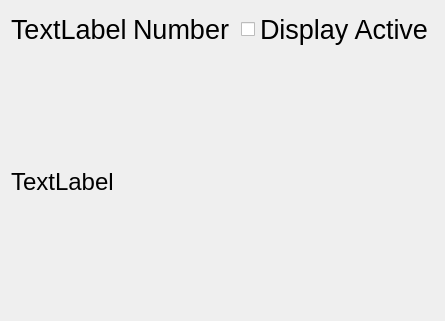
This is userwindow.ui in nandra/songPresentation as Qt 5 draws it before an edit. The edited form follows.
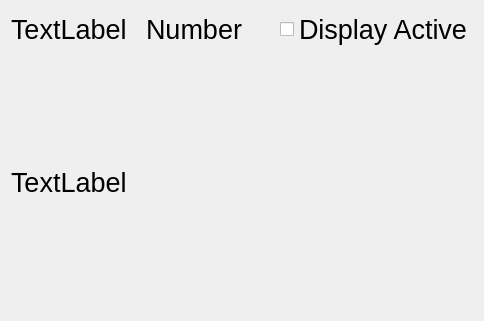
This is the edited form.

Commit message: Increase font sizes.

```diff
--- a/userwindow.ui
+++ b/userwindow.ui
@@ -6,7 +6,7 @@
    <rect>
     <x>0</x>
     <y>0</y>
-    <width>445</width>
+    <width>484</width>
     <height>321</height>
    </rect>
   </property>
@@ -59,7 +59,7 @@
      <widget class="QLabel" name="songLabel">
       <property name="font">
        <font>
-        <pointsize>18</pointsize>
+        <pointsize>20</pointsize>
        </font>
       </property>
       <property name="text">
```
The commit also changes 1 other file.
